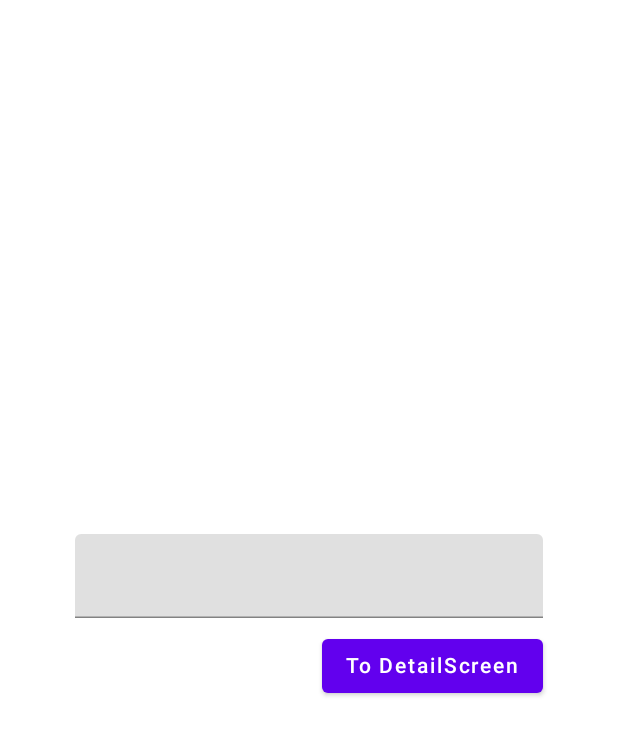
After one commit to ArtemisSoftware/JetPack-Compose-Tutorial-4, an Android app built with Jetpack Compose: the MainNavigationScreen screen opened through its navigation route, on a phone screen of 412 x 824 dp. The commit adds this screen. Shown: the top 735 px of the screen. Run offline under Robolectric (Android 15) with nearby library versions, the phone set to English and light mode, and no system bars; Roboto replaces fonts that are not available here.

Commit message:
Navigation

```diff
--- a/app/build.gradle
+++ b/app/build.gradle
@@ -62,4 +62,7 @@ dependencies {
     androidTestImplementation 'androidx.test.espresso:espresso-core:3.4.0'
     androidTestImplementation "androidx.compose.ui:ui-test-junit4:$compose_version"
     debugImplementation "androidx.compose.ui:ui-tooling:$compose_version"
+
+
+    implementation("androidx.navigation:navigation-compose:2.4.0-beta02")
 }
--- a/app/src/main/java/com/artemissoftware/jetpackcomposetutorial4/MainActivity.kt
+++ b/app/src/main/java/com/artemissoftware/jetpackcomposetutorial4/MainActivity.kt
@@ -4,13 +4,10 @@ import android.os.Bundle
 import androidx.activity.ComponentActivity
 import androidx.activity.compose.setContent
 import androidx.compose.foundation.ExperimentalFoundationApi
-import androidx.compose.material.MaterialTheme
-import androidx.compose.material.Surface
-import androidx.compose.material.Text
 import androidx.compose.runtime.Composable
 import androidx.compose.ui.tooling.preview.Preview
-import com.artemissoftware.jetpackcomposetutorial4.ui.instagramprofile.InstagramProfileScreen
-import com.artemissoftware.jetpackcomposetutorial4.ui.jetmeditation.MeditationScreen
+import com.artemissoftware.jetpackcomposetutorial4.ui.jetnavigation.Navigation
+import com.artemissoftware.jetpackcomposetutorial4.ui.meditation.MeditationScreen
 import com.artemissoftware.jetpackcomposetutorial4.ui.theme.JetPackComposeTutorial4Theme
 
 class MainActivity : ComponentActivity() {
@@ -20,7 +17,9 @@ class MainActivity : ComponentActivity() {
         setContent {
             JetPackComposeTutorial4Theme {
 
-                InstagramProfileScreen()
+                Navigation()
+                //MeditationScreen()
+                //InstagramProfileScreen()
             }
         }
     }
--- /dev/null
+++ b/app/src/main/java/com/artemissoftware/jetpackcomposetutorial4/ui/jetnavigation/MainNavigationScreen.kt
@@ -0,0 +1,84 @@
+package com.artemissoftware.jetpackcomposetutorial4.ui.jetnavigation
+
+import androidx.compose.foundation.layout.*
+import androidx.compose.material.Button
+import androidx.compose.material.Text
+import androidx.compose.material.TextField
+import androidx.compose.runtime.*
+import androidx.compose.ui.Alignment
+import androidx.compose.ui.Modifier
+import androidx.compose.ui.tooling.preview.Preview
+import androidx.compose.ui.unit.dp
+import androidx.navigation.NavController
+import com.artemissoftware.jetpackcomposetutorial4.ui.jetnavigation.models.Screen
+import com.artemissoftware.jetpackcomposetutorial4.ui.meditation.MeditationScreen
+
+@Composable
+fun MainNavigationScreen(
+    navController: NavController
+){
+
+    var text by remember { mutableStateOf("") }
+
+    Column(
+        verticalArrangement = Arrangement.Center,
+        modifier = Modifier
+            .fillMaxSize()
+            .padding(horizontal = 50.dp)
+    ) {
+
+        TextField(
+            value = text,
+            onValueChange = {
+                text = it
+            },
+            modifier = Modifier.fillMaxWidth()
+        )
+
+        Spacer(modifier = Modifier.height(8.dp))
+
+        Button(
+            onClick = {
+                navController.navigate(Screen.DetailScreen.withArgs(text))
+            },
+            modifier = Modifier.align(Alignment.End)
+        ) {
+
+            Text(text = "To DetailScreen")
+        }
+    }
+}
+
+@Preview(showBackground = true)
+@Composable
+private fun DefaultPreview() {
+    var text by remember { mutableStateOf("") }
+
+    Column(
+        verticalArrangement = Arrangement.Center,
+        modifier = Modifier
+            .fillMaxSize()
+            .padding(horizontal = 50.dp)
+    ) {
+
+        TextField(
+            value = text,
+            onValueChange = {
+                text = it
+            },
+            modifier = Modifier.fillMaxWidth()
+        )
+
+        Spacer(modifier = Modifier.height(8.dp))
+
+        Button(
+            onClick = {
+
+            },
+            modifier = Modifier.align(Alignment.End)
+        ) {
+
+            Text(text = "To DetailScreen")
+        }
+    }
+}
--- /dev/null
+++ b/app/src/main/java/com/artemissoftware/jetpackcomposetutorial4/ui/jetnavigation/Navigation.kt
@@ -0,0 +1,37 @@
+package com.artemissoftware.jetpackcomposetutorial4.ui.jetnavigation
+
+import androidx.compose.runtime.Composable
+import androidx.navigation.NavType
+import androidx.navigation.compose.NavHost
+import androidx.navigation.compose.composable
+import androidx.navigation.compose.rememberNavController
+import androidx.navigation.navArgument
+import com.artemissoftware.jetpackcomposetutorial4.ui.jetnavigation.models.Screen
+
+@Composable
+fun Navigation(){
+
+    val navHostController = rememberNavController()
+    NavHost(navController = navHostController, startDestination = Screen.MainScreen.route){
+
+        composable(route = Screen.MainScreen.route){
+            MainNavigationScreen(navController = navHostController)
+        }
+
+        composable(
+            //route = Screen.DetailScreen.route + "/{name}/{age}", //multiple arguments
+            //route = Screen.DetailScreen.route + "?name={name}", //optional argument
+            route = Screen.DetailScreen.route + "/{name}", //mandatory argument
+            arguments = listOf(
+                navArgument("name"){
+                    type = NavType.StringType
+                    defaultValue = "No arguments"
+                    nullable = true
+                }
+            )
+        ){ entry->
+            DetailNavigationScreen(name = entry.arguments?.getString("name"))
+        }
+    }
+
+}
--- a/app/src/main/java/com/artemissoftware/jetpackcomposetutorial4/ui/jetmeditation/composables/ChipSection.kt
+++ b/app/src/main/java/com/artemissoftware/jetpackcomposetutorial4/ui/meditation/composables/ChipSection.kt
@@ -1,4 +1,4 @@
-package com.artemissoftware.jetpackcomposetutorial4.ui.jetmeditation.composables
+package com.artemissoftware.jetpackcomposetutorial4.ui.meditation.composables
 
 import androidx.compose.foundation.background
 import androidx.compose.foundation.clickable
--- a/app/src/main/java/com/artemissoftware/jetpackcomposetutorial4/ui/jetmeditation/composables/CurrentMeditation.kt
+++ b/app/src/main/java/com/artemissoftware/jetpackcomposetutorial4/ui/meditation/composables/CurrentMeditation.kt
@@ -1,4 +1,4 @@
-package com.artemissoftware.jetpackcomposetutorial4.ui.jetmeditation.composables
+package com.artemissoftware.jetpackcomposetutorial4.ui.meditation.composables
 
 import androidx.compose.foundation.background
 import androidx.compose.foundation.layout.*
--- a/app/src/main/java/com/artemissoftware/jetpackcomposetutorial4/ui/jetmeditation/composables/FeatureSection.kt
+++ b/app/src/main/java/com/artemissoftware/jetpackcomposetutorial4/ui/meditation/composables/FeatureSection.kt
@@ -1,4 +1,4 @@
-package com.artemissoftware.jetpackcomposetutorial4.ui.jetmeditation.composables
+package com.artemissoftware.jetpackcomposetutorial4.ui.meditation.composables
 
 import androidx.compose.foundation.Canvas
 import androidx.compose.foundation.ExperimentalFoundationApi
@@ -23,7 +23,7 @@ import androidx.compose.ui.tooling.preview.Preview
 import androidx.compose.ui.unit.dp
 import androidx.compose.ui.unit.sp
 import com.artemissoftware.jetpackcomposetutorial4.R
-import com.artemissoftware.jetpackcomposetutorial4.ui.jetmeditation.models.Feature
+import com.artemissoftware.jetpackcomposetutorial4.ui.meditation.models.Feature
 import com.artemissoftware.jetpackcomposetutorial4.ui.theme.*
 import com.artemissoftware.jetpackcomposetutorial4.util.standardQuadFromTo
 
--- a/app/src/main/java/com/artemissoftware/jetpackcomposetutorial4/ui/jetmeditation/composables/GreetingSection.kt
+++ b/app/src/main/java/com/artemissoftware/jetpackcomposetutorial4/ui/meditation/composables/GreetingSection.kt
@@ -1,4 +1,4 @@
-package com.artemissoftware.jetpackcomposetutorial4.ui.jetmeditation.composables
+package com.artemissoftware.jetpackcomposetutorial4.ui.meditation.composables
 
 import androidx.compose.foundation.layout.*
 import androidx.compose.material.Icon
--- a/app/src/main/java/com/artemissoftware/jetpackcomposetutorial4/ui/jetmeditation/composables/MeditationBottomMenu.kt
+++ b/app/src/main/java/com/artemissoftware/jetpackcomposetutorial4/ui/meditation/composables/MeditationBottomMenu.kt
@@ -1,4 +1,4 @@
-package com.artemissoftware.jetpackcomposetutorial4.ui.jetmeditation.composables
+package com.artemissoftware.jetpackcomposetutorial4.ui.meditation.composables
 
 import androidx.compose.foundation.background
 import androidx.compose.foundation.clickable
@@ -14,7 +14,7 @@ import androidx.compose.ui.graphics.Color
 import androidx.compose.ui.res.painterResource
 import androidx.compose.ui.tooling.preview.Preview
 import androidx.compose.ui.unit.dp
-import com.artemissoftware.jetpackcomposetutorial4.ui.jetmeditation.models.BottomMenuContent
+import com.artemissoftware.jetpackcomposetutorial4.ui.meditation.models.BottomMenuContent
 import com.artemissoftware.jetpackcomposetutorial4.ui.theme.AquaBlue
 import com.artemissoftware.jetpackcomposetutorial4.ui.theme.ButtonBlue
 import com.artemissoftware.jetpackcomposetutorial4.ui.theme.DeepBlue
--- a/app/src/main/java/com/artemissoftware/jetpackcomposetutorial4/ui/jetmeditation/models/BottomMenuContent.kt
+++ b/app/src/main/java/com/artemissoftware/jetpackcomposetutorial4/ui/meditation/models/BottomMenuContent.kt
@@ -1,4 +1,4 @@
-package com.artemissoftware.jetpackcomposetutorial4.ui.jetmeditation.models
+package com.artemissoftware.jetpackcomposetutorial4.ui.meditation.models
 
 import androidx.annotation.DrawableRes
 import com.artemissoftware.jetpackcomposetutorial4.R
--- a/app/src/main/java/com/artemissoftware/jetpackcomposetutorial4/ui/jetmeditation/models/Feature.kt
+++ b/app/src/main/java/com/artemissoftware/jetpackcomposetutorial4/ui/meditation/models/Feature.kt
@@ -1,4 +1,4 @@
-package com.artemissoftware.jetpackcomposetutorial4.ui.jetmeditation.models
+package com.artemissoftware.jetpackcomposetutorial4.ui.meditation.models
 
 import androidx.annotation.DrawableRes
 import androidx.compose.ui.graphics.Color
```
Also changed, not shown: app/src/main/java/com/artemissoftware/jetpackcomposetutorial4/ui/jetnavigation/DetailNavigationScreen.kt (added, +35 -0 lines), app/src/main/java/com/artemissoftware/jetpackcomposetutorial4/ui/jetnavigation/models/Screen.kt (added, +17 -0 lines), app/src/main/java/com/artemissoftware/jetpackcomposetutorial4/ui/meditation/MeditationScreen.kt (renamed from app/src/main/java/com/artemissoftware/jetpackcomposetutorial4/ui/jetmeditation/MeditationScreen.kt, +4 -4 lines).
